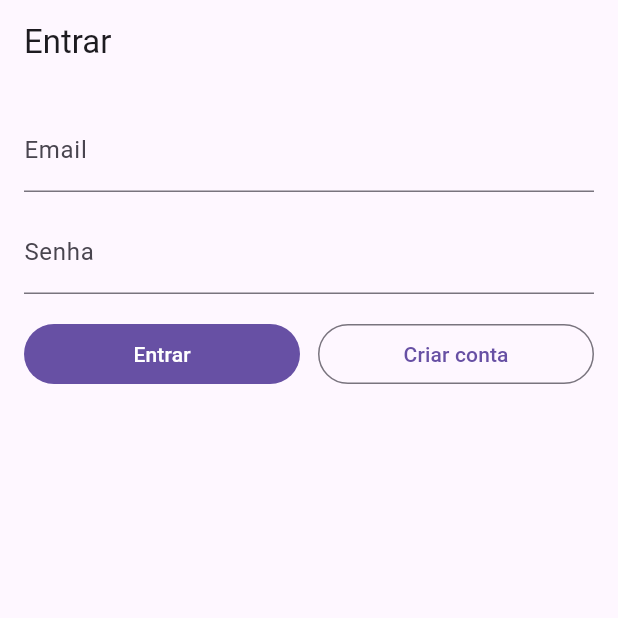
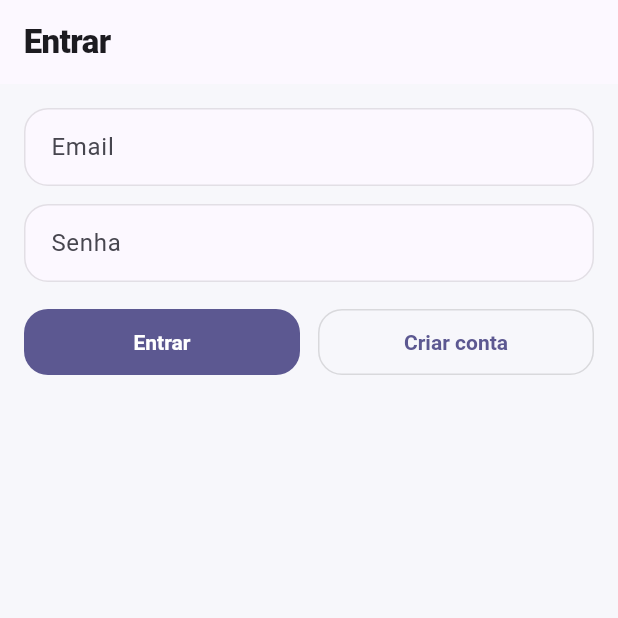
Before and after one commit to Kadjow/habit.com, a Flutter app: the screen it shows after launch, on a phone screen of 412 x 824 dp, the top half of it. Run offline on Flutter 3.47's test engine with Material 3 defaults, Android fonts, the phone set to English and light mode, and no system bars; our stand-ins replace flutter_riverpod, supabase_flutter; accounts and stored records are empty.

```diff
--- a/analysis_options.yaml
+++ b/analysis_options.yaml
@@ -7,6 +7,9 @@
 
 # The following line activates a set of recommended lints for Flutter apps,
 # packages, and plugins designed to encourage good coding practices.
+analyzer:
+  errors:
+    deprecated_member_use: ignore
 include: package:flutter_lints/flutter.yaml
 
 linter:
--- a/lib/app/app.dart
+++ b/lib/app/app.dart
@@ -1,6 +1,7 @@
 import 'package:flutter/material.dart';
 
 import '../features/auth/auth_gate.dart';
+import '../ui/theme/app_theme.dart';
 
 class App extends StatelessWidget {
   const App({super.key});
@@ -9,7 +10,7 @@ class App extends StatelessWidget {
   Widget build(BuildContext context) {
     return MaterialApp(
       title: 'habit_ai',
-      theme: ThemeData(useMaterial3: true),
+      theme: AppTheme.light(),
       home: const AuthGate(),
     );
   }
--- /dev/null
+++ b/lib/ui/theme/app_theme.dart
@@ -0,0 +1,128 @@
+import 'package:flutter/material.dart';
+
+class AppTheme {
+  static const _seed = Color(0xFF6D5EF6); // roxo "produto"
+  static const success = Color(0xFF22C55E);
+  static const warning = Color(0xFFF59E0B);
+  static const danger = Color(0xFFEF4444);
+  static const ink = Color(0xFF0B1020);
+
+  static ThemeData light() {
+    final scheme = ColorScheme.fromSeed(
+      seedColor: _seed,
+      brightness: Brightness.light,
+    );
+
+    final base = ThemeData(
+      useMaterial3: true,
+      colorScheme: scheme,
+      shadowColor: Colors.black.withOpacity(0.10),
+      dividerColor: Colors.black.withOpacity(0.08),
+    );
+
+    final cardShape = RoundedRectangleBorder(
+      borderRadius: BorderRadius.circular(18),
+      side: BorderSide(color: Colors.black.withOpacity(0.06)),
+    );
+
+    final inputBorder = OutlineInputBorder(
+      borderRadius: BorderRadius.circular(16),
+      borderSide: BorderSide(color: Colors.black.withOpacity(0.10)),
+    );
+
+    return base.copyWith(
+      scaffoldBackgroundColor: const Color(0xFFF7F7FB),
+
+      appBarTheme: const AppBarTheme(
+        centerTitle: false,
+        elevation: 0,
+        scrolledUnderElevation: 0,
+        surfaceTintColor: Colors.transparent,
+      ),
+
+      cardTheme: CardThemeData(
+        elevation: 0,
+        color: scheme.surface,
+        surfaceTintColor: Colors.transparent,
+        shadowColor: Colors.black.withOpacity(0.10),
+        margin: EdgeInsets.zero,
+        shape: cardShape,
+      ),
+
+      dividerTheme: DividerThemeData(
+        thickness: 1,
+        space: 1,
+        color: Colors.black.withOpacity(0.08),
+      ),
+
+      filledButtonTheme: FilledButtonThemeData(
+        style: FilledButton.styleFrom(
+          padding: const EdgeInsets.symmetric(horizontal: 16, vertical: 14),
+          shape: RoundedRectangleBorder(borderRadius: BorderRadius.circular(16)),
+          textStyle: const TextStyle(fontWeight: FontWeight.w700),
+        ),
+      ),
+      outlinedButtonTheme: OutlinedButtonThemeData(
+        style: OutlinedButton.styleFrom(
+          padding: const EdgeInsets.symmetric(horizontal: 16, vertical: 14),
+          shape: RoundedRectangleBorder(borderRadius: BorderRadius.circular(16)),
+          side: BorderSide(color: Colors.black.withOpacity(0.12)),
+          textStyle: const TextStyle(fontWeight: FontWeight.w700),
+        ),
+      ),
+      textButtonTheme: TextButtonThemeData(
+        style: TextButton.styleFrom(
+          shape: RoundedRectangleBorder(borderRadius: BorderRadius.circular(14)),
+          textStyle: const TextStyle(fontWeight: FontWeight.w700),
+        ),
+      ),
+
+      inputDecorationTheme: InputDecorationTheme(
+        filled: true,
+        fillColor: scheme.surface,
+        contentPadding: const EdgeInsets.symmetric(horizontal: 14, vertical: 14),
+        border: inputBorder,
+        enabledBorder: inputBorder,
+        focusedBorder: inputBorder.copyWith(
+          borderSide: BorderSide(color: scheme.primary.withOpacity(0.65), width: 1.4),
+        ),
+        errorBorder: inputBorder.copyWith(
+          borderSide: BorderSide(color: danger.withOpacity(0.75), width: 1.2),
+        ),
+        focusedErrorBorder: inputBorder.copyWith(
+          borderSide: BorderSide(color: danger.withOpacity(0.90), width: 1.4),
+        ),
+      ),
+
+      listTileTheme: ListTileThemeData(
+        shape: RoundedRectangleBorder(borderRadius: BorderRadius.circular(16)),
+        tileColor: scheme.surface,
+        contentPadding: const EdgeInsets.symmetric(horizontal: 14, vertical: 10),
+      ),
+
+      textTheme: base.textTheme.copyWith(
+        headlineSmall: base.textTheme.headlineSmall?.copyWith(
+          fontWeight: FontWeight.w900,
+          letterSpacing: -0.6,
+          color: ink,
+        ),
+        titleLarge: base.textTheme.titleLarge?.copyWith(
+          fontWeight: FontWeight.w900,
+          letterSpacing: -0.4,
+          color: ink,
+        ),
+        titleMedium: base.textTheme.titleMedium?.copyWith(
+          fontWeight: FontWeight.w800,
+          letterSpacing: -0.2,
+          color: ink,
+        ),
+        bodyMedium: base.textTheme.bodyMedium?.copyWith(
+          height: 1.35,
+          color: ink.withOpacity(0.84),
+        ),
+        labelLarge: base.textTheme.labelLarge?.copyWith(
+          fontWeight: FontWeight.w800),
+      ),
+    );
+  }
+}
```
Also changed, not shown: lib/features/home/home_page.dart (+141 -32 lines), lib/shared/ui/ui_tokens.dart (added, +24 -0 lines), lib/shared/ui/widgets/app_card.dart (added, +77 -0 lines), lib/ui/widgets/app_badge.dart (added, +31 -0 lines), lib/ui/widgets/metric_card.dart (added, +77 -0 lines), lib/ui/widgets/product_header.dart (added, +96 -0 lines).
